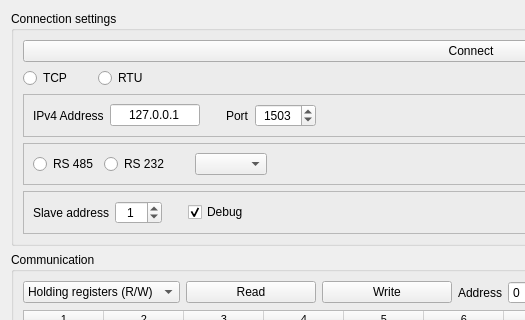
Qt form src/client_form.ui (ipeperko/modbus-tester) before a commit; both pictures show x 0 to 525 and y 0 to 320 of the 942 by 706 pixel window.
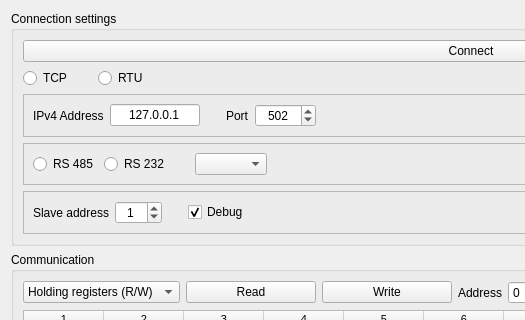
The same form after that commit. Custom widgets are drawn as their Qt base class.

Commit message: Client tab settings

```diff
--- a/src/client_form.ui
+++ b/src/client_form.ui
@@ -169,7 +169,7 @@
                 <number>65535</number>
                </property>
                <property name="value">
-                <number>1503</number>
+                <number>502</number>
                </property>
               </widget>
              </item>
```
The commit also changes 1 other file.
